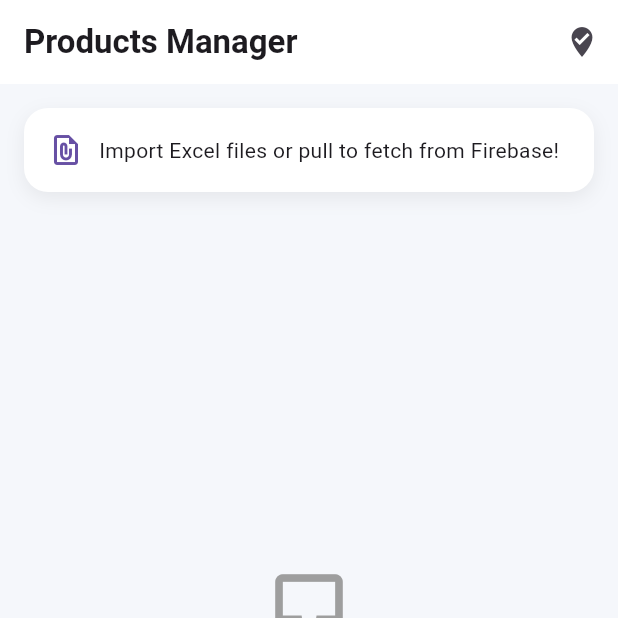
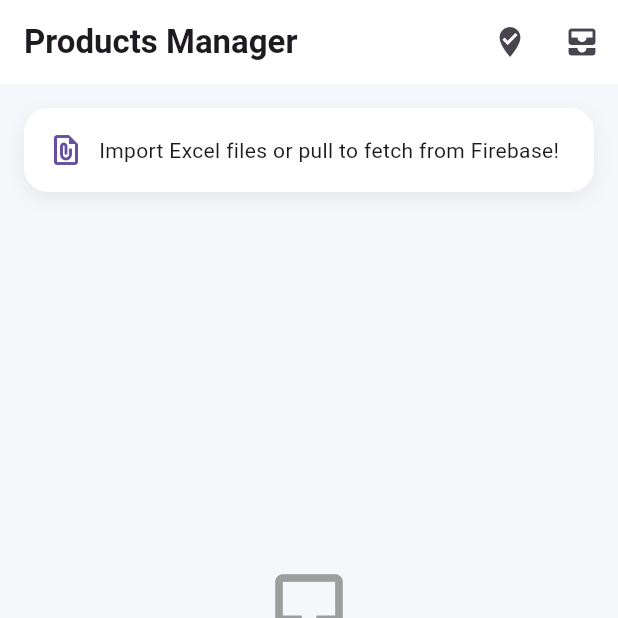
Before and after one commit to MohammedBazhair/excercises_apps, a Flutter app: the screen it shows after launch, after a tap on the "where to vote" icon, on a phone screen of 412 x 824 dp, the top half of it. Run offline on Flutter 3.47's test engine with Material 3 defaults, Android fonts, the phone set to English and light mode, and no system bars; our stand-ins replace cloud_firestore, file_picker, firebase_core; missing offline and left inert: excel; accounts and stored records are empty.

Commit message:
feat: implement Excel file import and synchronization to Firebase in new products page

```diff
--- a/lib/src/presentation/screens/excel_product_page.dart
+++ b/lib/src/presentation/screens/excel_product_page.dart
@@ -92,9 +92,9 @@ class _ExcelProductsPageState extends State<ExcelProductsPage> {
         ),
         actions: [
           IconButton(
-            tooltip: 'جلب المنتجات الذي سعرها على الاقل 300',
+            tooltip: 'جلب المنتجات الذي سعرها على الاقل 40',
             onPressed: () async {
-              final products = await ProductsService().fetchProductsWhere(300);
+              final products = await ProductsService().fetchProductsWhere(40);
               setState(() {
                 _products = products;
                 _source = Source.server;
@@ -102,6 +102,19 @@ class _ExcelProductsPageState extends State<ExcelProductsPage> {
             },
             icon: Icon(Icons.where_to_vote),
           ),
+
+          IconButton(
+            tooltip: 'جلب المنتجات كلها من فايربيس',
+            onPressed: () async {
+              final products = await ProductsService().fetchProducts();
+              setState(() {
+                _products = products;
+                _source = Source.server;
+              });
+            },
+            icon: Icon(Icons.all_inbox),
+          ),
+
         ],
       ),
 
```
Also changed, not shown: 1 other file.
